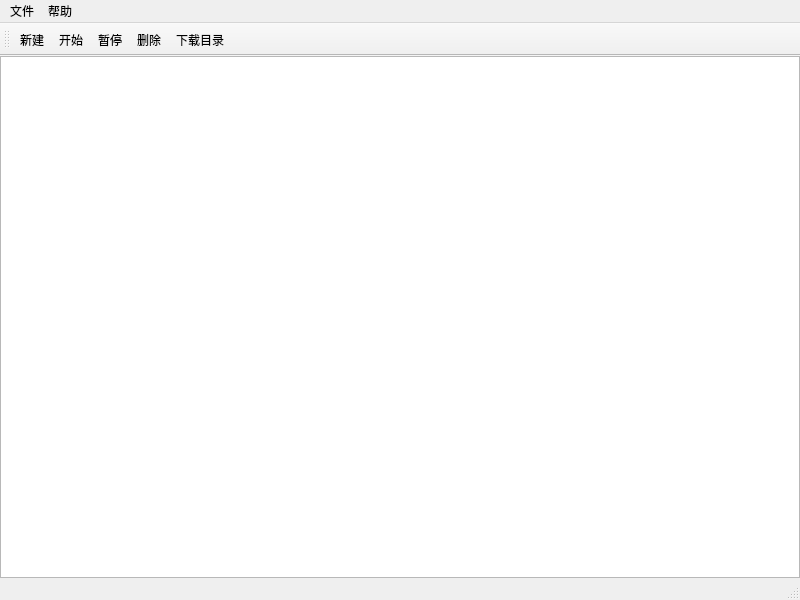
First picture: the form in mainwindow.ui, repository sonichy/HTYDown, before the edit.
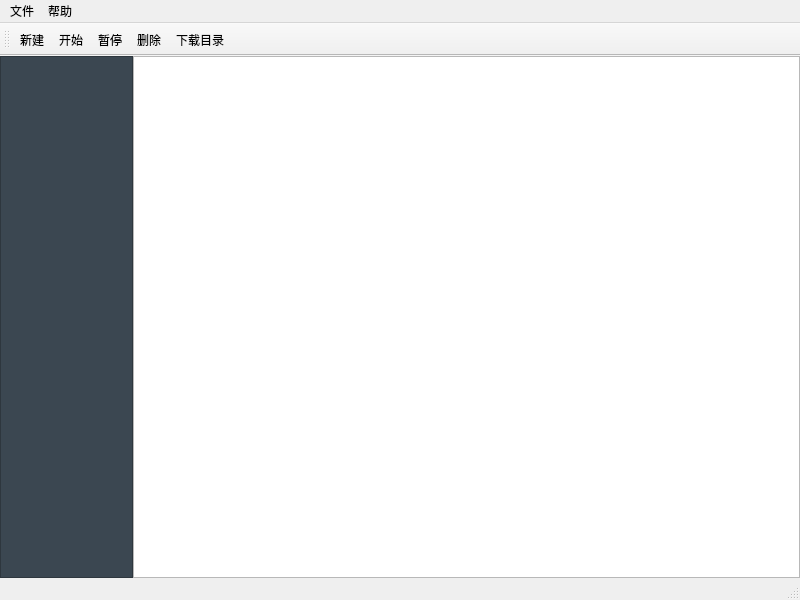
Second picture: the form after the edit. Icons and pictures are not drawn.

Diff of the .ui file:
```diff
--- a/mainwindow.ui
+++ b/mainwindow.ui
@@ -17,8 +17,13 @@
    <iconset resource="files.qrc">
     <normaloff>:/images/icon.png</normaloff>:/images/icon.png</iconset>
   </property>
+  <property name="styleSheet">
+   <string notr="true">#listWidgetNav { background: #3B4751; }
+#listWidgetNav::item { padding: 10px; color:#79818A;}
+#listWidgetNav::item:selected { background: #232A30; color:#4A95CA; }</string>
+  </property>
   <widget class="QWidget" name="centralWidget">
-   <layout class="QVBoxLayout" name="verticalLayout">
+   <layout class="QHBoxLayout" name="horizontalLayout" stretch="1,5">
     <property name="spacing">
      <number>0</number>
     </property>
@@ -34,6 +39,9 @@
     <property name="bottomMargin">
      <number>0</number>
     </property>
+    <item>
+     <widget class="QListWidget" name="listWidgetNav"/>
+    </item>
     <item>
      <widget class="QListWidget" name="listWidget">
       <property name="editTriggers">
```
